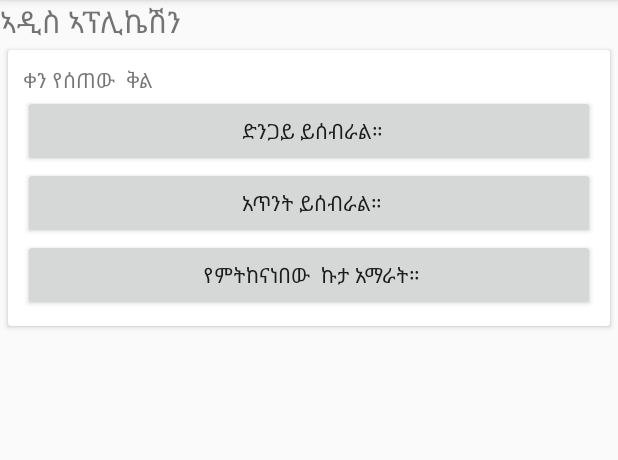
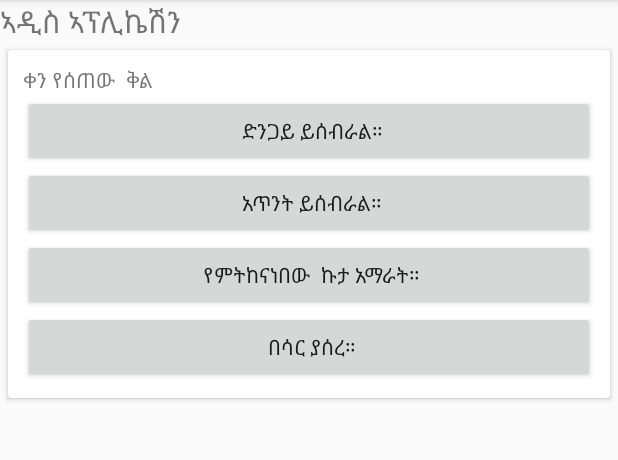
Before and after one commit to brukberhane/EthioChallenge, an Android app: the ChallengeFragment screen opened directly, with no data from a screen before it, on a phone screen of 412 x 824 dp, the part 84-544 px from its top. Run offline under Robolectric (Android 15) with nearby library versions, the phone set to English and light mode, and no system bars; our stand-ins replace ButterKnife.

Commit message:
commit to save changes... currently working on saving the question answers values.

```diff
--- a/app/src/main/java/tech/asfaw/ethiochallenge/ChallengeFragment.java
+++ b/app/src/main/java/tech/asfaw/ethiochallenge/ChallengeFragment.java
@@ -1,27 +1,38 @@
 package tech.asfaw.ethiochallenge;
 
 import android.os.Bundle;
+import android.support.annotation.NonNull;
+import android.support.design.widget.Snackbar;
 import android.support.v4.app.Fragment;
+import android.util.Log;
 import android.view.LayoutInflater;
 import android.view.View;
 import android.view.ViewGroup;
 import android.widget.Button;
 import android.widget.TextView;
 
+import java.util.HashMap;
 import java.util.List;
 
 import butterknife.BindView;
 import butterknife.ButterKnife;
 import tech.asfaw.ethiochallenge.models.Challenge;
 import tech.asfaw.ethiochallenge.models.ChallengeLab;
+import tech.asfaw.ethiochallenge.models.Person;
 
 
-public class ChallengeFragment extends Fragment {
+public class ChallengeFragment extends Fragment implements Button.OnClickListener{
+    private static final String TAG = "ChallengeFragment";
 
     @SuppressWarnings("FieldCanBeLocal")
     private ChallengeLab mChallengeLab;
     @SuppressWarnings("FieldCanBeLocal")
     private List<Challenge> mChallenges;
+    @SuppressWarnings("FieldCanBeLocal")
+    private Person mPerson;
+    private int mCurrentQuestion;
+    private HashMap<Challenge, String> mChallengeResult;
+    private Challenge mCurrentChallenge;
 
 
     @BindView(R.id.text_view_fragment_main)
@@ -34,6 +45,8 @@ public class ChallengeFragment extends Fragment {
     Button mSecondChoiceButton;
     @BindView(R.id.third_choice)
     Button mThirdChoiceButton;
+    @BindView(R.id.fourth_choice)
+    Button mFourthChoiceButton;
 
     public ChallengeFragment(){
         // Required public constructor
@@ -42,10 +55,16 @@ public class ChallengeFragment extends Fragment {
     @Override
     public void onCreate(Bundle savedInstanceState){
         super.onCreate(savedInstanceState);
+        setRetainInstance(true);
+        mPerson = new Person("");
+        mCurrentQuestion = 0;
+        mChallengeResult = new HashMap<>();
+        mPerson.setChallengeResults(mChallengeResult);
     }
 
     @Override
-    public View onCreateView(LayoutInflater inflater, ViewGroup container,Bundle savedInstanceState){
+    public View onCreateView(@NonNull LayoutInflater inflater, ViewGroup container,
+                             Bundle savedInstanceState){
         View view = inflater.inflate(R.layout.fragment_challenge, container, false);
         ButterKnife.bind(this, view);
         mFirstText.setText("ኣዲስ ኣፕሊኬሽን");
@@ -53,15 +72,53 @@ public class ChallengeFragment extends Fragment {
 
         mChallengeLab = new ChallengeLab(getActivity());
         mChallenges = mChallengeLab.getChallenges();
-        Challenge tchallenge = mChallenges.get(0);
-        mQuestionText.setText(tchallenge.getQuestion());
-        mFirstChoiceButton.setText(tchallenge.getOptions().get(0));
-        mSecondChoiceButton.setText(tchallenge.getOptions().get(1));
-        mThirdChoiceButton.setText(tchallenge.getOptions().get(2));
+
+        mFirstChoiceButton.setOnClickListener(this);
+        mSecondChoiceButton.setOnClickListener(this);
+        mThirdChoiceButton.setOnClickListener(this);
+
+        nextQuestion(0);
 
 //        Toast.makeText(getActivity(), tchallenge.getQuestion(), Toast.LENGTH_SHORT).show();
 
         return view;
+    }
+
+    @Override
+    public void onClick(View view) {
+
+        switch (view.getId()){
+
+            case R.id.first_choice:
+                mChallengeResult.put(mCurrentChallenge, mSecondChoiceButton.getText().toString());
+            case R.id.second_choice:
+                mChallengeResult.put(mCurrentChallenge, mSecondChoiceButton.getText().toString());
+            case R.id.third_choice:
+                mChallengeResult.put(mCurrentChallenge, mThirdChoiceButton.getText().toString())
+            case R.id.fourth_choice:
+
+            default:
+                Log.i(TAG, "I don't even know how this happened.");
+
+        }
+
+        if (mCurrentQuestion > mChallenges.size()-1){
+            mCurrentQuestion++;
+            nextQuestion(mCurrentQuestion);
+        } else{
+            //TODO: Implement results page.
+        }
+    }
+
+    private void nextQuestion(int num){
+
+        mCurrentChallenge = mChallenges.get(num);
+        mQuestionText.setText(mCurrentChallenge.getQuestion());
+        mFirstChoiceButton.setText(mCurrentChallenge.getOptions().get(0));
+        mSecondChoiceButton.setText(mCurrentChallenge.getOptions().get(1));
+        mThirdChoiceButton.setText(mCurrentChallenge.getOptions().get(2));
+        mFourthChoiceButton.setText(mCurrentChallenge.getOptions().get(3));
+
     }
 
     /**
--- a/app/src/main/java/tech/asfaw/ethiochallenge/models/CSVParser.java
+++ b/app/src/main/java/tech/asfaw/ethiochallenge/models/CSVParser.java
@@ -46,7 +46,7 @@ class CSVParser {
             Log.i("3 ችግር： ", String.valueOf(ch3));
             options.add(tempChoicePool.get(ch3));
             tempChoicePool.remove(ch3);
-            challenges.add(new Challenge(stat[0], options, 0));
+            challenges.add(new Challenge(stat[0], options, options.get(0)));
         }
         return challenges;
     }
--- a/app/src/main/java/tech/asfaw/ethiochallenge/models/Challenge.java
+++ b/app/src/main/java/tech/asfaw/ethiochallenge/models/Challenge.java
@@ -7,10 +7,10 @@ public class Challenge {
 
     private String mQuestion;
     private List<String> mOptions = new ArrayList<>();
-    private int mAnswerLocation;
+    private String mAnswer;
 
-    public int getAnswerLocation() {
-        return mAnswerLocation;
+    public String getAnswer() {
+        return mAnswer;
     }
 
     public String getQuestion() {
@@ -21,10 +21,10 @@ public class Challenge {
         return mOptions;
     }
 
-    public Challenge(String question, List<String> options, int answerLocation) {
+    public Challenge(String question, List<String> options, String answer) {
         mQuestion = question;
         mOptions = options;
-        mAnswerLocation = answerLocation;
+        mAnswer = answer;
     }
 
 }
--- a/app/src/main/java/tech/asfaw/ethiochallenge/models/Person.java
+++ b/app/src/main/java/tech/asfaw/ethiochallenge/models/Person.java
@@ -1,9 +1,20 @@
 package tech.asfaw.ethiochallenge.models;
+
+import java.util.HashMap;
 
 public class Person {
 
     private String mName;
     private int mQuestionsAnswered;
+    private HashMap<Challenge, String> mChallengeResults;
+
+    public HashMap<Challenge, String> getChallengeResults() {
+        return mChallengeResults;
+    }
+
+    public void setChallengeResults(HashMap<Challenge, String> challengeResults) {
+        mChallengeResults = challengeResults;
+    }
 
     public String getName() {
         return mName;
--- a/app/src/main/res/layout/fragment_challenge.xml
+++ b/app/src/main/res/layout/fragment_challenge.xml
@@ -1,49 +1,54 @@
 <?xml version="1.0" encoding="utf-8"?>
 <LinearLayout xmlns:android="http://schemas.android.com/apk/res/android"
+              xmlns:card_view="http://schemas.android.com/apk/res-auto"
               android:layout_width="match_parent"
-              android:layout_height="match_parent"
-              xmlns:card_view="http://schemas.android.com/apk/res-auto"
+              android:layout_height="match_parent" xmlns:tools="http://schemas.android.com/tools"
               android:orientation="vertical">
 
     <TextView
         android:id="@+id/text_view_fragment_main"
-        android:text="Hello World! - Answer this question to move on."
         android:layout_width="match_parent"
-        android:layout_height="wrap_content"/>
+        android:layout_height="wrap_content"
+        android:text="Hello World! - Answer this question to move on."/>
 
     <android.support.v7.widget.CardView
         android:layout_width="match_parent"
         android:layout_height="wrap_content"
         android:layout_gravity="center"
         android:layout_margin="5dp"
+        android:paddingTop="10dp"
         card_view:cardCornerRadius="2dp"
         card_view:contentPadding="10dp"
-        card_view:contentPaddingBottom="10dp"
-        android:paddingTop="10dp">
+        card_view:contentPaddingBottom="10dp">
         <LinearLayout
             android:layout_width="match_parent"
             android:layout_height="wrap_content"
             android:orientation="vertical">
             <TextView
                 android:id="@+id/question_text"
-            android:text="Answer This question!"
                 android:layout_width="match_parent"
-            android:layout_height="wrap_content"/>
+                android:layout_height="wrap_content"
+                tools:text="Answer This question!"/>
             <Button
                 android:id="@+id/first_choice"
                 android:layout_width="match_parent"
                 android:layout_height="wrap_content"
-            android:text="First option"/>
+                tools:text="First option"/>
             <Button
                 android:id="@+id/second_choice"
                 android:layout_width="match_parent"
                 android:layout_height="wrap_content"
-            android:text="Second option"/>
+                tools:text="Second option"/>
             <Button
                 android:id="@+id/third_choice"
                 android:layout_width="match_parent"
                 android:layout_height="wrap_content"
-            android:text="Third option"/>
+                tools:text="Third option"/>
+            <Button
+                android:id="@+id/fourth_choice"
+                android:layout_width="match_parent"
+                android:layout_height="wrap_content"
+                tools:text="Fourth Option"/>
         </LinearLayout>
     </android.support.v7.widget.CardView>
 
```
Lines whose indentation alone changed are shown as unchanged.
